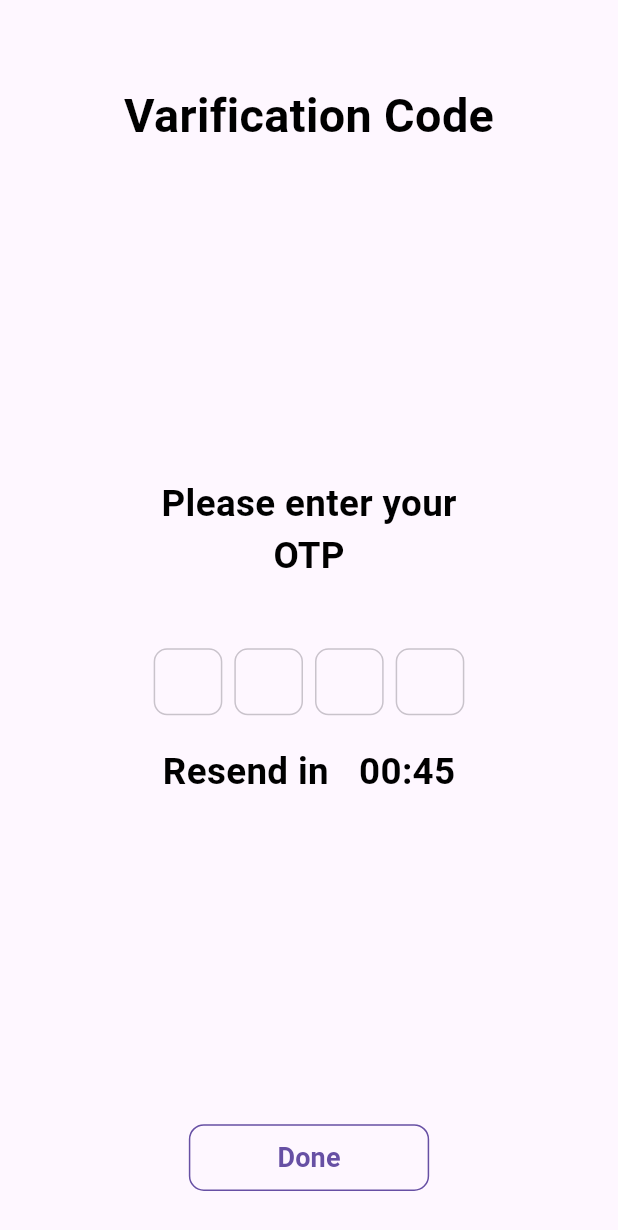
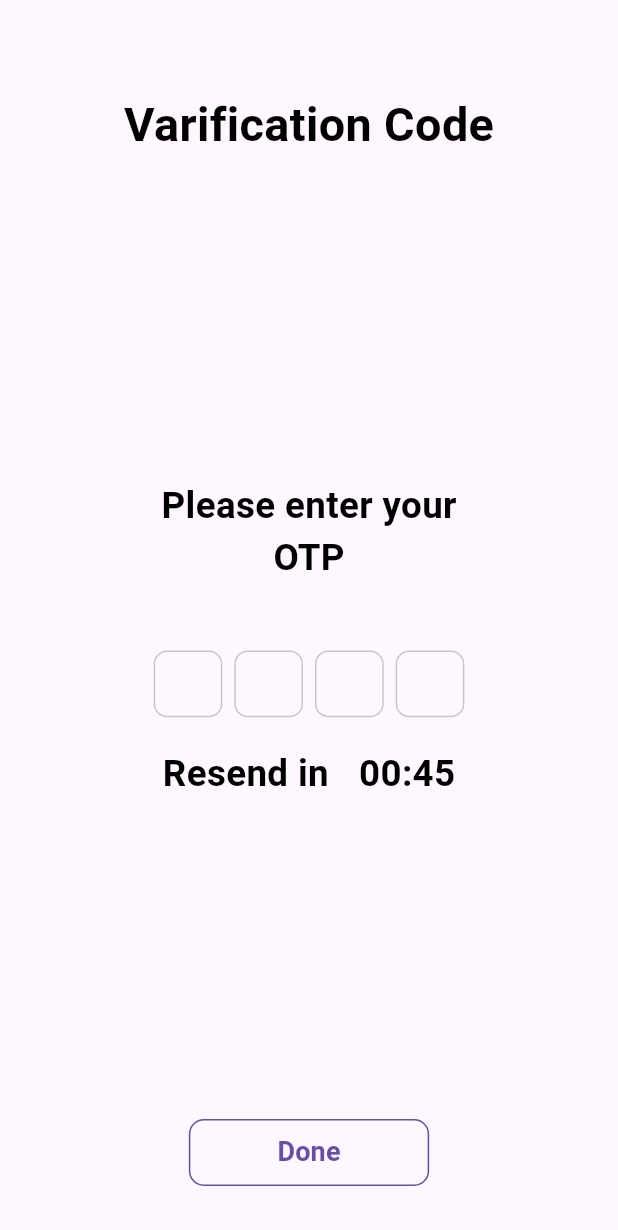
Before and after one commit to JalindarJagtap/Baliraja-app, a Flutter app: the screen it shows after launch, on a phone screen of 412 x 824 dp. Shown: the top 1230 px of the screen. Run offline on Flutter 3.47's test engine with Material 3 defaults, Android fonts, the phone set to English and light mode, and no system bars; drawn by our look-alikes of pinput; our stand-ins replace flutter_screenutil, go_router, google_fonts.

Commit message:
solve the threads

```diff
--- a/lib/presentatioin/otp_screen/otp_screen.dart
+++ b/lib/presentatioin/otp_screen/otp_screen.dart
@@ -21,12 +21,12 @@ class _GetOtpScreenState extends State<GetOtpScreen> {
       child: Scaffold(
         body: Center(
           child: Padding(
-            padding: const EdgeInsets.symmetric(vertical: 30),
+            padding: EdgeInsets.symmetric(vertical: 30.h),
             child: Column(
               mainAxisAlignment: MainAxisAlignment.spaceBetween,
               children: [
                 Padding(
-                  padding: const EdgeInsets.only(top: 25),
+                  padding: EdgeInsets.only(top: 25.h),
                   child: TextWidget(
                       data: AppStrings.varificationCode,
                       fontSize: 28.sp,
@@ -66,12 +66,13 @@ class _GetOtpScreenState extends State<GetOtpScreen> {
                         width: 40.w,
                         decoration: BoxDecoration(
                           border: Border.all(
-                                color: Theme.of(context)
-                                    .dividerColor
-                                    .withOpacity(0.4),
+                            color:
+                                Theme.of(context).dividerColor.withOpacity(0.4),
                           ),
                           color: Theme.of(context).scaffoldBackgroundColor,
-                              borderRadius: BorderRadius.circular(8.r))),
+                          borderRadius: BorderRadius.circular(8.r),
+                        ),
+                      ),
                       defaultPinTheme: PinTheme(
                         height: 40.h,
                         width: 40.w,
@@ -109,6 +110,7 @@ class _GetOtpScreenState extends State<GetOtpScreen> {
                     ),
                   ],
                 ),
+                // ignore: sized_box_for_whitespace
                 Container(
                   height: 40.h,
                   width: 140.w,
```
Lines whose indentation alone changed are shown as unchanged.
